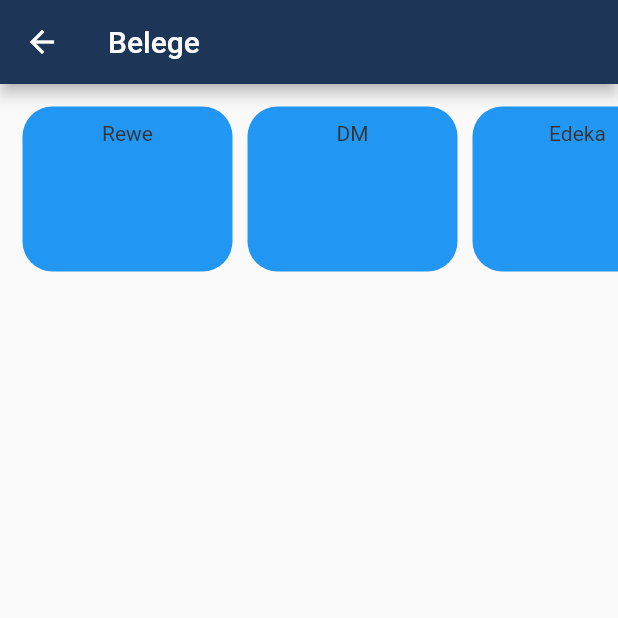
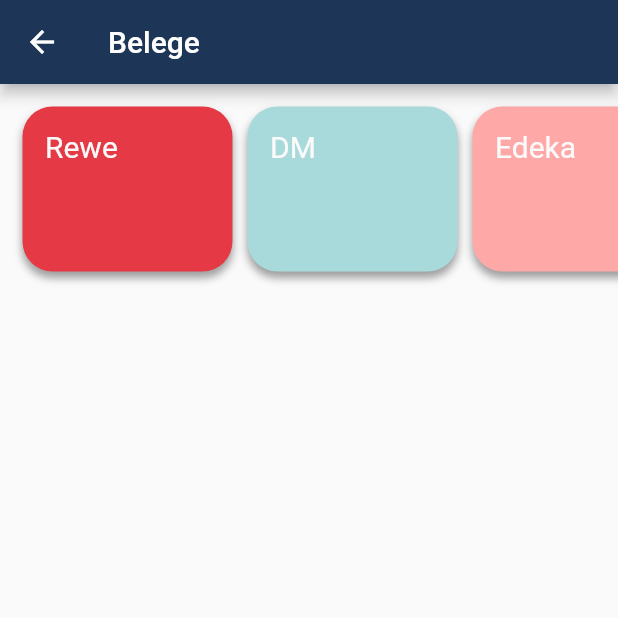
Before and after one commit to jangrunicke/Billsolution, a Flutter app: the BillsHome screen opened directly, on a phone screen of 412 x 824 dp, the top half of it. Run offline on Flutter 3.47's test engine with Material 2 defaults, Android fonts, the phone set to English and light mode, and no system bars.

Commit message:
Styling der Vendor-Cards

```diff
--- a/lib/pages/bills/bills_home.dart
+++ b/lib/pages/bills/bills_home.dart
@@ -3,6 +3,13 @@ import './vendor_card.dart';
 
 class BillsHome extends StatelessWidget {
   var mockData = ['Rewe', 'DM', 'Edeka', 'Penny', 'Aldi'];
+  var colors = [
+    Color.fromRGBO(230, 57, 70, 1.0),
+    Color.fromRGBO(168, 218, 220, 1.0),
+    Color.fromRGBO(254, 168, 168, 1.0),
+    Color.fromRGBO(69, 123, 157, 1.0),
+    Color.fromRGBO(255, 33, 0, 1.0),
+  ];
 
   @override
   Widget build(BuildContext context) {
@@ -17,7 +24,7 @@ class BillsHome extends StatelessWidget {
               padding: const EdgeInsets.all(10),
               itemCount: mockData.length,
               itemBuilder: (BuildContext context, int index) {
-                return VendorCard(mockData[index]);
+                return VendorCard(mockData[index], colors[index]);
               }),
         ));
   }
--- a/lib/pages/bills/vendor_card.dart
+++ b/lib/pages/bills/vendor_card.dart
@@ -2,19 +2,29 @@ import 'package:flutter/material.dart';
 
 class VendorCard extends StatelessWidget {
   final String vendorName;
+  final Color cardColor;
 
-  VendorCard(this.vendorName);
+  VendorCard(this.vendorName, this.cardColor);
 
   @override
   Widget build(BuildContext context) {
     return Container(
-      child: Text(vendorName),
+      child: Text(
+        vendorName,
+        style:
+            TextStyle(fontSize: 20, color: Color.fromRGBO(250, 250, 250, 1.0)),
+      ),
       decoration: BoxDecoration(
-          shape: BoxShape.rectangle,
-          color: Colors.blue,
-          borderRadius: BorderRadius.circular(20)),
-      alignment: Alignment.topCenter,
-      padding: EdgeInsets.all(10),
+        shape: BoxShape.rectangle,
+        color: cardColor,
+        borderRadius: BorderRadius.circular(20),
+        boxShadow: [
+          BoxShadow(
+              blurRadius: 4.0, offset: Offset(0.0, 4.0), color: Colors.grey)
+        ],
+      ),
+      alignment: Alignment.topLeft,
+      padding: EdgeInsets.all(15),
       margin: EdgeInsets.all(5),
       constraints: BoxConstraints(maxHeight: 100, maxWidth: 140),
     );
```
